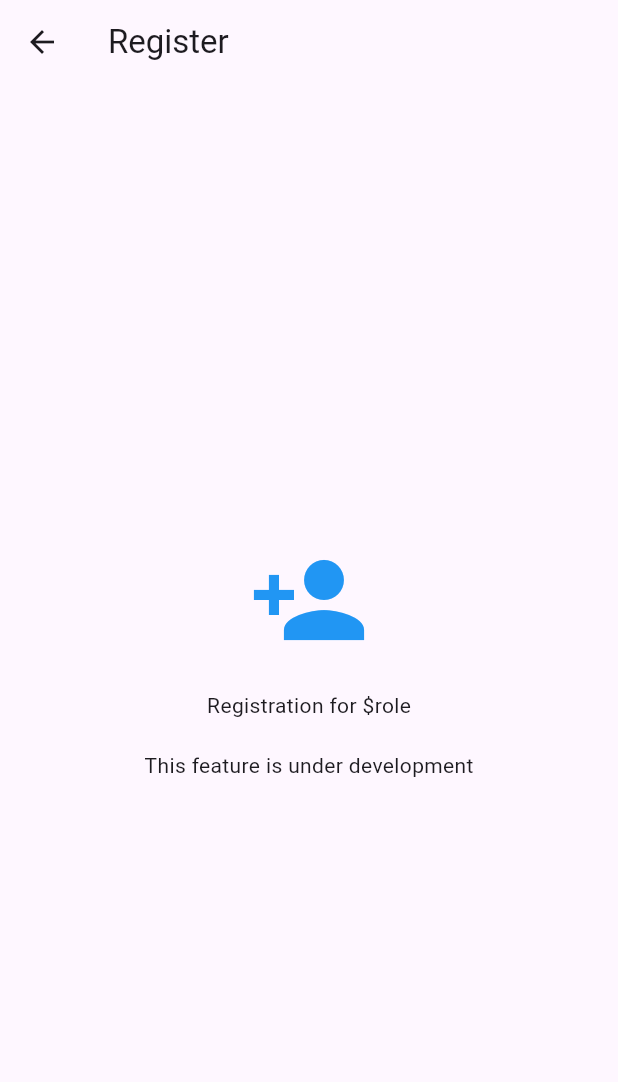
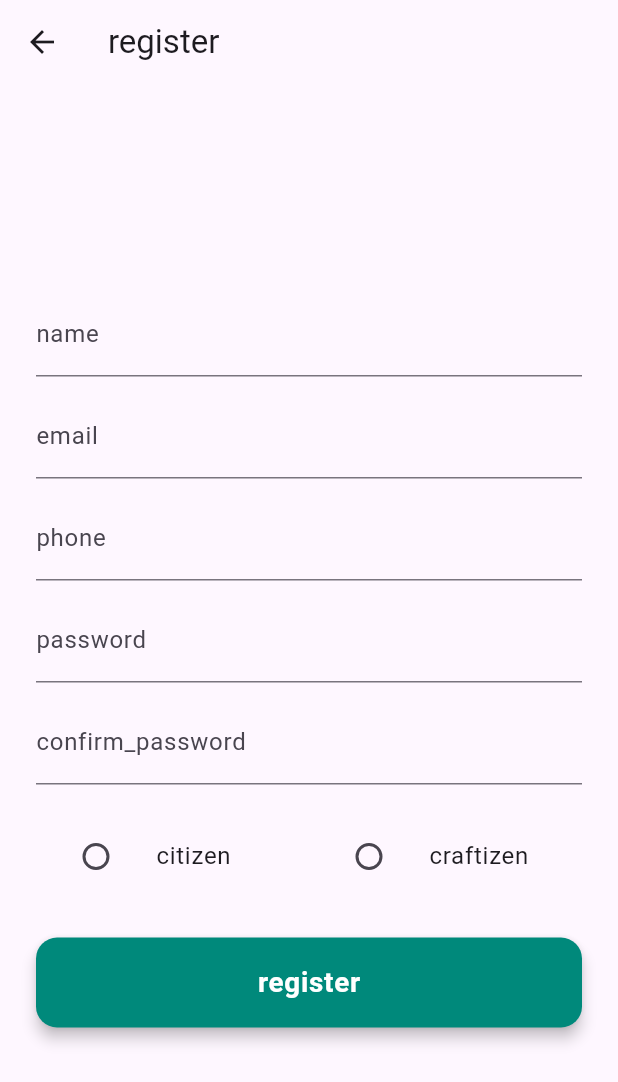
Before and after one commit to vyshu-06/SetuLink_App, a Flutter app: the RegisterScreen screen opened directly with empty values, on a phone screen of 412 x 824 dp. Shown: the top 1082 px of the screen. Run offline on Flutter 3.47's test engine with Material 3 defaults, Android fonts, the phone set to English and light mode, and no system bars; our stand-ins replace cloud_firestore, easy_localization, firebase_core, firebase_messaging, flutter_local_notifications, google_maps_flutter and 2 more; accounts and stored records are empty.

Commit message:
final-i3

```diff
--- a/lib/screens/register_screen.dart
+++ b/lib/screens/register_screen.dart
@@ -1,24 +1,152 @@
 import 'package:flutter/material.dart';
+import 'package:easy_localization/easy_localization.dart';
+import '../widgets/custom_button.dart';
+import '../services/auth_service.dart';
+import 'citizen_home.dart';
+import 'craftizen_home.dart';
 
-class RegisterScreen extends StatelessWidget {
+class RegisterScreen extends StatefulWidget {
   final String role;
+  const RegisterScreen({required this.role, Key? key}) : super(key: key);
 
-  const RegisterScreen({required this.role, Key? key}) : super(key: key);
+  @override
+  State<RegisterScreen> createState() => _RegisterScreenState();
+}
+
+class _RegisterScreenState extends State<RegisterScreen> {
+  final _formKey = GlobalKey<FormState>();
+  String email = '';
+  String password = '';
+  String confirmPwd = '';
+  late String role;
+  String phone = '';
+  String name = '';
+  bool loading = false;
+  String error = '';
+
+  @override
+  void initState() {
+    super.initState();
+    role = widget.role;
+  }
 
   @override
   Widget build(BuildContext context) {
     return Scaffold(
-      appBar: AppBar(title: const Text('Register')),
+      appBar: AppBar(title: Text(tr('register'))),
       body: Center(
-        child: Column(
-          mainAxisAlignment: MainAxisAlignment.center,
-          children: [
-            const Icon(Icons.person_add, size: 80, color: Colors.blue),
-            const SizedBox(height: 20),
-            Text('Registration for \$role'),
-            const SizedBox(height: 20),
-            const Text('This feature is under development'),
-          ],
+        child: SingleChildScrollView(
+          padding: const EdgeInsets.symmetric(horizontal: 24),
+          child: Form(
+            key: _formKey,
+            child: Column(
+              children: [
+                TextFormField(
+                  decoration: InputDecoration(labelText: tr('name')),
+                  onChanged: (val) => name = val.trim(),
+                  validator: (val) =>
+                      val == null || val.isEmpty ? tr('enter_name') : null,
+                ),
+                SizedBox(height: 12),
+                TextFormField(
+                  decoration: InputDecoration(labelText: tr('email')),
+                  onChanged: (val) => email = val.trim(),
+                  validator: (val) => (val != null && val.contains('@'))
+                      ? null
+                      : tr('enter_valid_email'),
+                ),
+                SizedBox(height: 12),
+                TextFormField(
+                  decoration: InputDecoration(labelText: tr('phone')),
+                  keyboardType: TextInputType.phone,
+                  onChanged: (val) => phone = val.trim(),
+                  validator: (val) => (val != null && val.length >= 10)
+                      ? null
+                      : tr('enter_valid_phone'),
+                ),
+                SizedBox(height: 12),
+                TextFormField(
+                  decoration: InputDecoration(labelText: tr('password')),
+                  obscureText: true,
+                  onChanged: (val) => password = val,
+                  validator: (val) => (val != null && val.length >= 6)
+                      ? null
+                      : tr('password_min_6'),
+                ),
+                SizedBox(height: 12),
+                TextFormField(
+                  decoration: InputDecoration(labelText: tr('confirm_password')),
+                  obscureText: true,
+                  onChanged: (val) => confirmPwd = val,
+                  validator: (val) =>
+                      val != password ? tr('passwords_not_matching') : null,
+                ),
+                SizedBox(height: 20),
+                Row(
+                  children: [
+                    Expanded(
+                      child: ListTile(
+                        title: Text(tr('citizen')),
+                        leading: Radio<String>(
+                          value: 'citizen',
+                          groupValue: role,
+                          onChanged: (val) {
+                            setState(() => role = val!);
+                          },
+                        ),
+                      ),
+                    ),
+                    Expanded(
+                      child: ListTile(
+                        title: Text(tr('craftizen')),
+                        leading: Radio<String>(
+                          value: 'craftizen',
+                          groupValue: role,
+                          onChanged: (val) {
+                            setState(() => role = val!);
+                          },
+                        ),
+                      ),
+                    ),
+                  ],
+                ),
+                SizedBox(height: 26),
+                CustomButton(
+                  text: tr('register'),
+                  onPressed: () async {
+                    if (_formKey.currentState!.validate()) {
+                      setState(() => loading = true);
+                      final userObj = await AuthService().registerWithEmail(
+                        email,
+                        password,
+                        name,
+                        phone,
+                        role,
+                      );
+                      setState(() => loading = false);
+                      if (userObj == null) {
+                        setState(() => error = tr('registration_failed'));
+                      } else {
+                        Navigator.pushReplacement(
+                          context,
+                          MaterialPageRoute(
+                            builder: (context) => role == 'citizen'
+                                ? const CitizenHome()
+                                : const CraftizenHome(),
+                          ),
+                        );
+                      }
+                    }
+                  },
+                ),
+                if (loading) ...[SizedBox(height: 18), CircularProgressIndicator()],
+                if (error.isNotEmpty) ...[
+                  SizedBox(height: 16),
+                  Text(error, style: TextStyle(color: Colors.redAccent))
+                ]
+              ],
+            ),
+          ),
         ),
       ),
     );
```
Also changed, not shown: lib/screens/greeting_page.dart (+12 -5 lines), lib/screens/login_screen.dart (+65 -58 lines).
